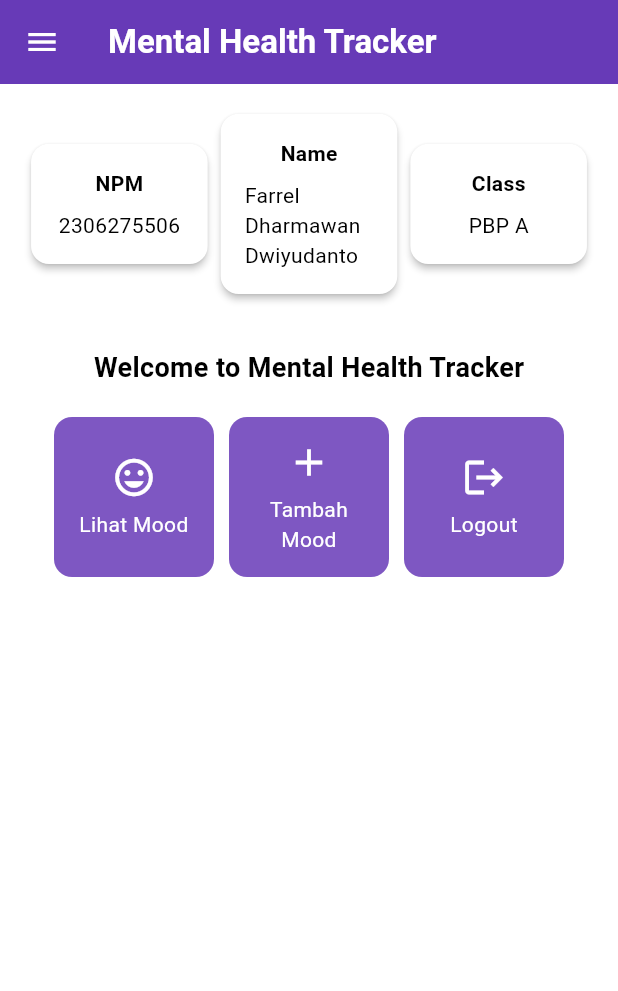
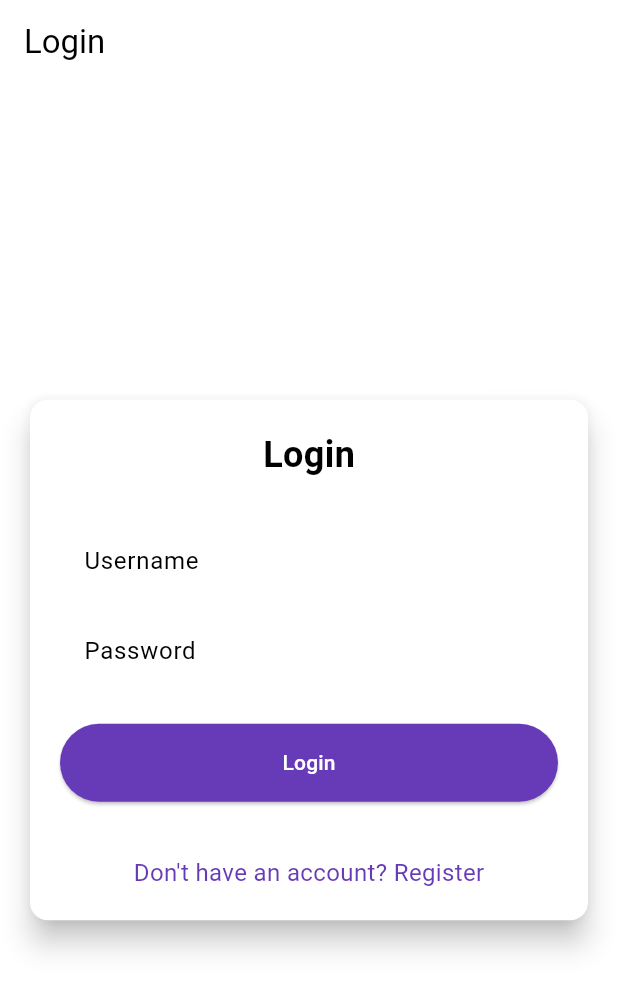
Before and after one commit to F00-fighter/mental-health-tracker-mobile, a Flutter app: the screen it shows after launch, on a phone screen of 412 x 824 dp. Shown: the top 991 px of the screen. Run offline on Flutter 3.47's test engine with Material 3 defaults, Android fonts, the phone set to English and light mode, and no system bars; missing offline and left inert: pbp_django_auth.

Commit message:
tutor 9 halfway thereee, woaaaaaaaa

```diff
--- a/lib/main.dart
+++ b/lib/main.dart
@@ -1,5 +1,8 @@
 import 'package:flutter/material.dart';
 import 'package:mental_health_tracker/screens/menu.dart';
+import 'package:pbp_django_auth/pbp_django_auth.dart';
+import 'package:provider/provider.dart';
+import 'package:mental_health_tracker/screens/login.dart';
 
 void main() {
   runApp(const MyApp());
@@ -8,17 +11,23 @@ void main() {
 class MyApp extends StatelessWidget {
   const MyApp({super.key});
 
-  // This widget is the root of your application.
   @override
   Widget build(BuildContext context) {
-    return MaterialApp(
-      title: 'Flutter Demo',
-      theme: ThemeData(
-        colorScheme: ColorScheme.fromSwatch(
-        primarySwatch: Colors.deepPurple,
-        ).copyWith(secondary: Colors.deepPurple[400]),
+    return Provider(
+      create: (_) {
+        CookieRequest request = CookieRequest();
+        return request;
+      },
+      child: MaterialApp(
+        title: 'Mental Health Tracker',
+        theme: ThemeData(
+          useMaterial3: true,
+          colorScheme: ColorScheme.fromSwatch(
+            primarySwatch: Colors.deepPurple,
+          ).copyWith(secondary: Colors.deepPurple[400]),
+        ),
+        home: const LoginPage(),
       ),
-      home: MyHomePage(),
     );
   }
 }
--- /dev/null
+++ b/lib/screens/login.dart
@@ -0,0 +1,181 @@
+import 'package:mental_health_tracker/screens/menu.dart';
+import 'package:flutter/material.dart';
+import 'package:pbp_django_auth/pbp_django_auth.dart';
+import 'package:provider/provider.dart';
+// TODO: Import halaman RegisterPage jika sudah dibuat
+
+void main() {
+  runApp(const LoginApp());
+}
+
+class LoginApp extends StatelessWidget {
+  const LoginApp({super.key});
+
+  @override
+  Widget build(BuildContext context) {
+    return MaterialApp(
+      title: 'Login',
+      theme: ThemeData(
+        useMaterial3: true,
+        colorScheme: ColorScheme.fromSwatch(
+          primarySwatch: Colors.deepPurple,
+        ).copyWith(secondary: Colors.deepPurple[400]),
+      ),
+      home: const LoginPage(),
+    );
+  }
+}
+
+class LoginPage extends StatefulWidget {
+  const LoginPage({super.key});
+
+  @override
+  State<LoginPage> createState() => _LoginPageState();
+}
+
+class _LoginPageState extends State<LoginPage> {
+  final TextEditingController _usernameController = TextEditingController();
+  final TextEditingController _passwordController = TextEditingController();
+
+  @override
+  Widget build(BuildContext context) {
+    final request = context.watch<CookieRequest>();
+
+    return Scaffold(
+      appBar: AppBar(
+        title: const Text('Login'),
+      ),
+      body: Center(
+        child: SingleChildScrollView(
+          padding: const EdgeInsets.all(16.0),
+          child: Card(
+            elevation: 8,
+            shape: RoundedRectangleBorder(
+              borderRadius: BorderRadius.circular(12.0),
+            ),
+            child: Padding(
+              padding: const EdgeInsets.all(20.0),
+              child: Column(
+                mainAxisSize: MainAxisSize.min,
+                children: [
+                  const Text(
+                    'Login',
+                    style: TextStyle(
+                      fontSize: 24.0,
+                      fontWeight: FontWeight.bold,
+                    ),
+                  ),
+                  const SizedBox(height: 30.0),
+                  TextField(
+                    controller: _usernameController,
+                    decoration: const InputDecoration(
+                      labelText: 'Username',
+                      hintText: 'Enter your username',
+                      border: OutlineInputBorder(
+                        borderRadius: BorderRadius.all(Radius.circular(12.0)),
+                      ),
+                      contentPadding:
+                          EdgeInsets.symmetric(horizontal: 12.0, vertical: 8.0),
+                    ),
+                  ),
+                  const SizedBox(height: 12.0),
+                  TextField(
+                    controller: _passwordController,
+                    decoration: const InputDecoration(
+                      labelText: 'Password',
+                      hintText: 'Enter your password',
+                      border: OutlineInputBorder(
+                        borderRadius: BorderRadius.all(Radius.circular(12.0)),
+                      ),
+                      contentPadding:
+                          EdgeInsets.symmetric(horizontal: 12.0, vertical: 8.0),
+                    ),
+                    obscureText: true,
+                  ),
+                  const SizedBox(height: 24.0),
+                  ElevatedButton(
+                    onPressed: () async {
+                      String username = _usernameController.text;
+                      String password = _passwordController.text;
+
+                      // Cek kredensial
+                      // TODO: Ganti URL dan jangan lupa tambahkan trailing slash (/) di akhir URL!
+                      // Untuk menyambungkan Android emulator dengan Django pada localhost,
+                      // gunakan URL http://10.0.2.2/
+                      final response = await request
+                          .login("http://10.0.2.2/auth/login/", {
+                        'username': username,
+                        'password': password,
+                      });
+
+                      if (request.loggedIn) {
+                        String message = response['message'];
+                        String uname = response['username'];
+                        if (context.mounted) {
+                          Navigator.pushReplacement(
+                            context,
+                            MaterialPageRoute(
+                                builder: (context) => MyHomePage()),
+                          );
+                          ScaffoldMessenger.of(context)
+                            ..hideCurrentSnackBar()
+                            ..showSnackBar(
+                              SnackBar(
+                                  content:
+                                      Text("$message Selamat datang, $uname.")),
+                            );
+                        }
+                      } else {
+                        if (context.mounted) {
+                          showDialog(
+                            context: context,
+                            builder: (context) => AlertDialog(
+                              title: const Text('Login Gagal'),
+                              content: Text(response['message']),
+                              actions: [
+                                TextButton(
+                                  child: const Text('OK'),
+                                  onPressed: () {
+                                    Navigator.pop(context);
+                                  },
+                                ),
+                              ],
+                            ),
+                          );
+                        }
+                      }
+                    },
+                    style: ElevatedButton.styleFrom(
+                      foregroundColor: Colors.white,
+                      minimumSize: Size(double.infinity, 50),
+                      backgroundColor: Theme.of(context).colorScheme.primary,
+                      padding: const EdgeInsets.symmetric(vertical: 16.0),
+                    ),
+                    child: const Text('Login'),
+                  ),
+                  const SizedBox(height: 36.0),
+                  GestureDetector(
+                    onTap: () {
+                      Navigator.push(
+                        context,
+                        MaterialPageRoute(
+                            builder: (context) => const RegisterPage()),
+                      );
+                    },
+                    child: Text(
+                      'Don\'t have an account? Register',
+                      style: TextStyle(
+                        color: Theme.of(context).colorScheme.primary,
+                        fontSize: 16.0,
+                      ),
+                    ),
+                  ),
+                ],
+              ),
+            ),
+          ),
+        ),
+      ),
+    );
+  }
+}
--- a/pubspec.yaml
+++ b/pubspec.yaml
@@ -35,6 +35,8 @@ dependencies:
   # The following adds the Cupertino Icons font to your application.
   # Use with the CupertinoIcons class for iOS style icons.
   cupertino_icons: ^1.0.8
+  provider: ^6.1.2
+  pbp_django_auth: ^0.4.0
 
 dev_dependencies:
   flutter_test:
```
Also changed, not shown: lib/models/mood_entry.dart (added, +61 -0 lines), lib/screens/register.dart (added, +166 -0 lines), pubspec.lock, 6 other files.
